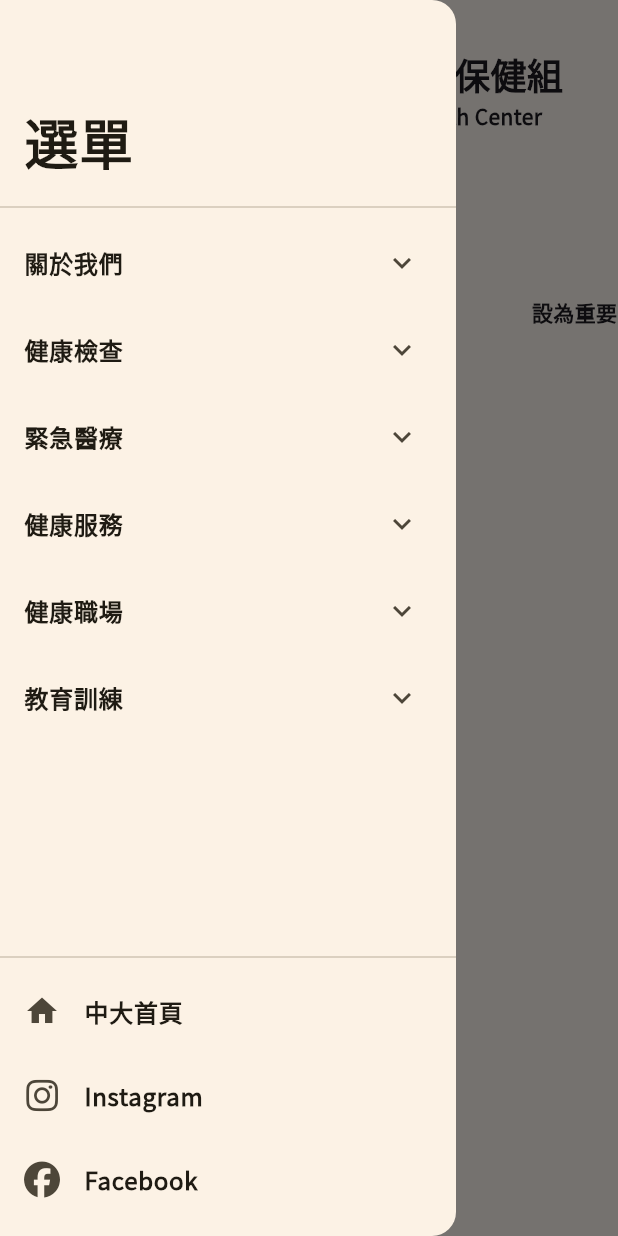
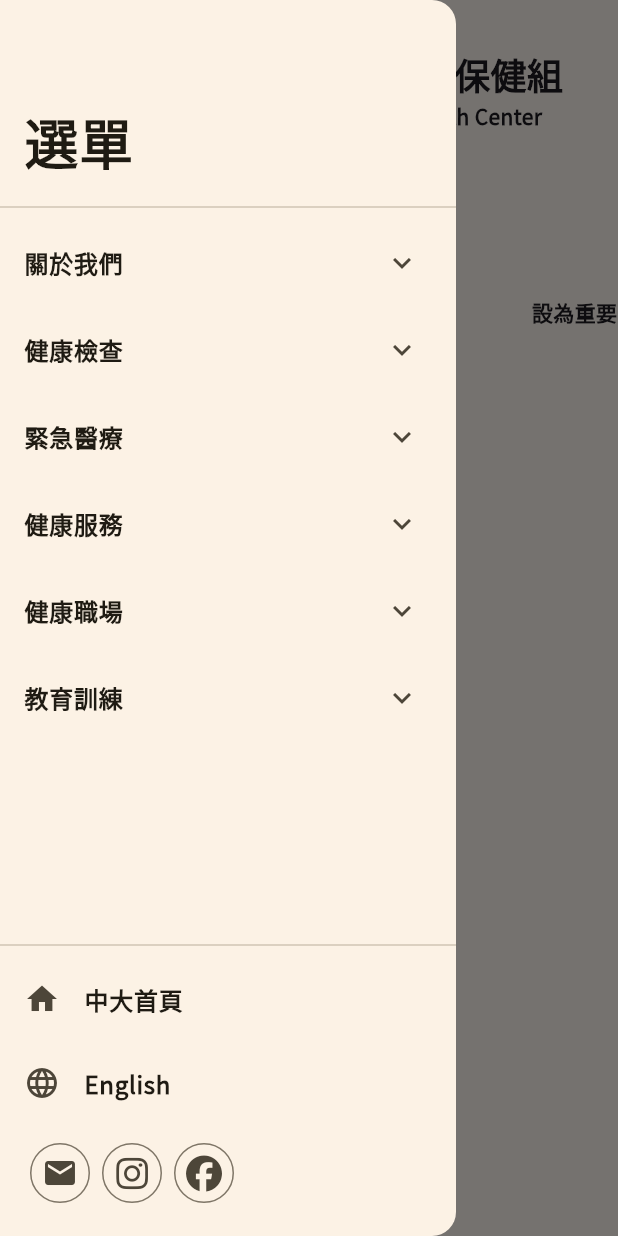
Before and after one commit to an920107/health-care-website, a Flutter app: the BaseScaffold screen opened directly, after a tap on the "menu" icon, on a phone screen of 412 x 824 dp. Run offline on Flutter 3.47's test engine with Material 3 defaults, Android fonts, the phone set to English and light mode, and no system bars; our stand-ins replace carousel_slider, file_picker, flutter_dotenv, font_awesome_flutter, go_router, google_fonts and 1 more; missing offline and left inert: dart:html, flutter_quill, flutter_quill_extensions; network calls fail.

Commit message:
ADD: navbar and drawer
implement the functionality of button on nav bar and drawer

```diff
--- a/frontend/lib/config.dart
+++ b/frontend/lib/config.dart
@@ -1,5 +1,12 @@
-class Config {
+abstract class Config {
+  // 前後端 url
   static String get frontend => "health-care-dev.squidspirit.com";
   static String get backend => "ncu-health-care.nevercareu.space";
   static String get ncuPortal => "portal.ncu.edu.tw";
+
+  // 外部連結
+  static String get facebook => "https://www.facebook.com/profile.php?id=100057326145371";
+  static String get instagram => "https://www.instagram.com/ncu7270/?hl=zh-tw";
+  static String get ncuHome => "https://ncu.edu.tw/";
+  static String get email => "ncu7270@ncu.edu.tw";
 }
--- a/frontend/lib/view/widget/base/base_drawer.dart
+++ b/frontend/lib/view/widget/base/base_drawer.dart
@@ -1,5 +1,8 @@
 import 'package:flutter/material.dart';
+import 'package:flutter/services.dart';
 import 'package:font_awesome_flutter/font_awesome_flutter.dart';
+import 'package:health_care_website/config.dart';
+import 'package:url_launcher/url_launcher_string.dart';
 
 class BaseDrawer extends StatefulWidget {
   const BaseDrawer({super.key});
@@ -70,7 +73,7 @@ class _BaseDrawerState extends State<BaseDrawer> {
             Column(
               children: [
                 ListTile(
-                  onTap: () {},
+                  onTap: () => launchUrlString(Config.ncuHome),
                   leading: const Icon(Icons.home),
                   title: const Text(
                     "中大首頁",
@@ -80,23 +83,49 @@ class _BaseDrawerState extends State<BaseDrawer> {
                   ),
                 ),
                 ListTile(
-                  onTap: () {},
-                  leading: const Icon(FontAwesomeIcons.instagram),
+                  onTap: () async {
+                    await showDialog(
+                      context: context,
+                      builder: (context) => const AlertDialog(
+                        title: Text("Sorry!"),
+                        content: Text("This feature is not available yet."),
+                      ),
+                    );
+                  },
+                  leading: const Icon(Icons.language),
                   title: const Text(
-                    "Instagram",
+                    "English",
                     style: TextStyle(
                       fontWeight: FontWeight.bold,
                     ),
                   ),
                 ),
                 ListTile(
-                  onTap: () {},
-                  leading: const Icon(FontAwesomeIcons.facebook),
-                  title: const Text(
-                    "Facebook",
-                    style: TextStyle(
-                      fontWeight: FontWeight.bold,
-                    ),
+                  title: Row(
+                    children: [
+                      IconButton.outlined(
+                        onPressed: () async {
+                          await Clipboard.setData(
+                            ClipboardData(text: Config.email),
+                          );
+                          if (context.mounted) {
+                            Scaffold.of(context).closeDrawer();
+                            ScaffoldMessenger.of(context).showSnackBar(
+                              const SnackBar(content: Text("電子郵件已複製到剪貼簿")),
+                            );
+                          }
+                        },
+                        icon: const Icon(Icons.email),
+                      ),
+                      IconButton.outlined(
+                        onPressed: () => launchUrlString(Config.instagram),
+                        icon: const Icon(FontAwesomeIcons.instagram),
+                      ),
+                      IconButton.outlined(
+                        onPressed: () => launchUrlString(Config.facebook),
+                        icon: const Icon(FontAwesomeIcons.facebook),
+                      ),
+                    ],
                   ),
                 ),
                 const SizedBox(height: 10),
--- a/frontend/lib/view/widget/base/base_footer.dart
+++ b/frontend/lib/view/widget/base/base_footer.dart
@@ -47,13 +47,16 @@ class BaseFooter extends StatelessWidget {
                   children: [
                     Column(
                       mainAxisSize: MainAxisSize.min,
-                      crossAxisAlignment: CrossAxisAlignment.center,
+                      crossAxisAlignment: CrossAxisAlignment.start,
                       children: [
                         Text("電話：03-4227151#57270、03-2804814"),
                         Text("傳真：03-4272405"),
                         Text("Email：ncu7270@ncu.edu.tw"),
                         Text("地址：320 桃園市中壢區中大路 300 號 中正圖書館 1 樓"),
+                        Text(""),
+                        Text("【瀏覽人次 0 人】"),
                         Text("【隱私權政策聲明】"),
+                        Text(""),
                         Text("版權所有 © 國立中央大學衛生保健組"),
                         Text("National Central University - Health Center"),
                       ],
```
Also changed, not shown: frontend/lib/view/widget/base/base_navbar.dart (+41 -7 lines).
